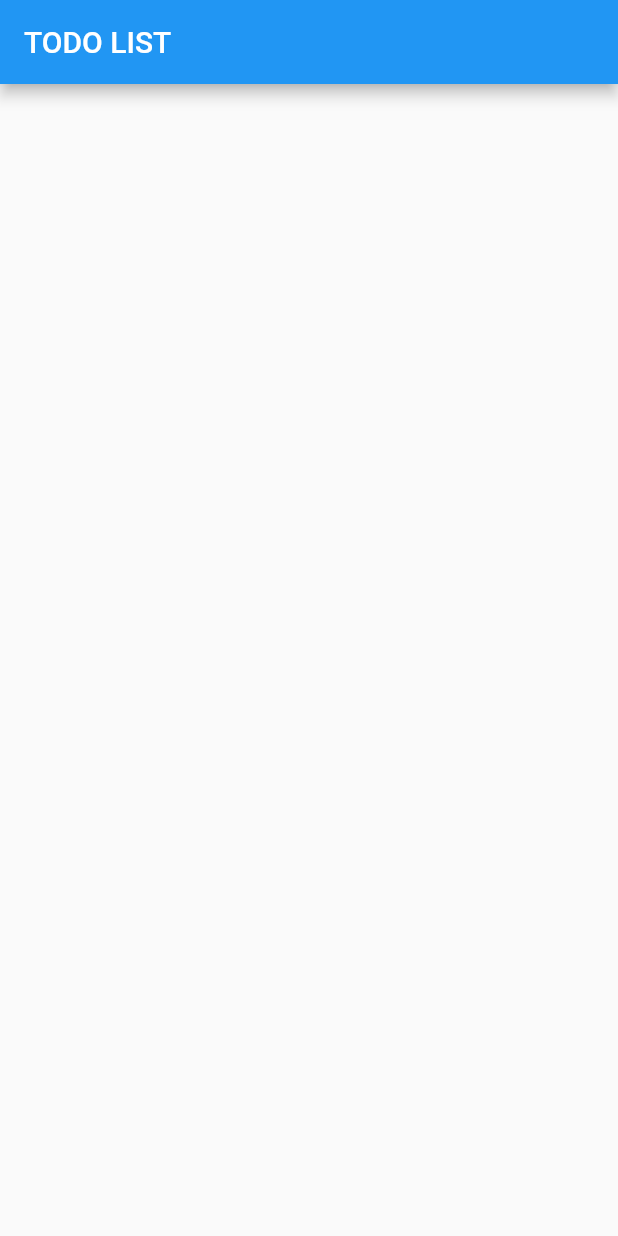
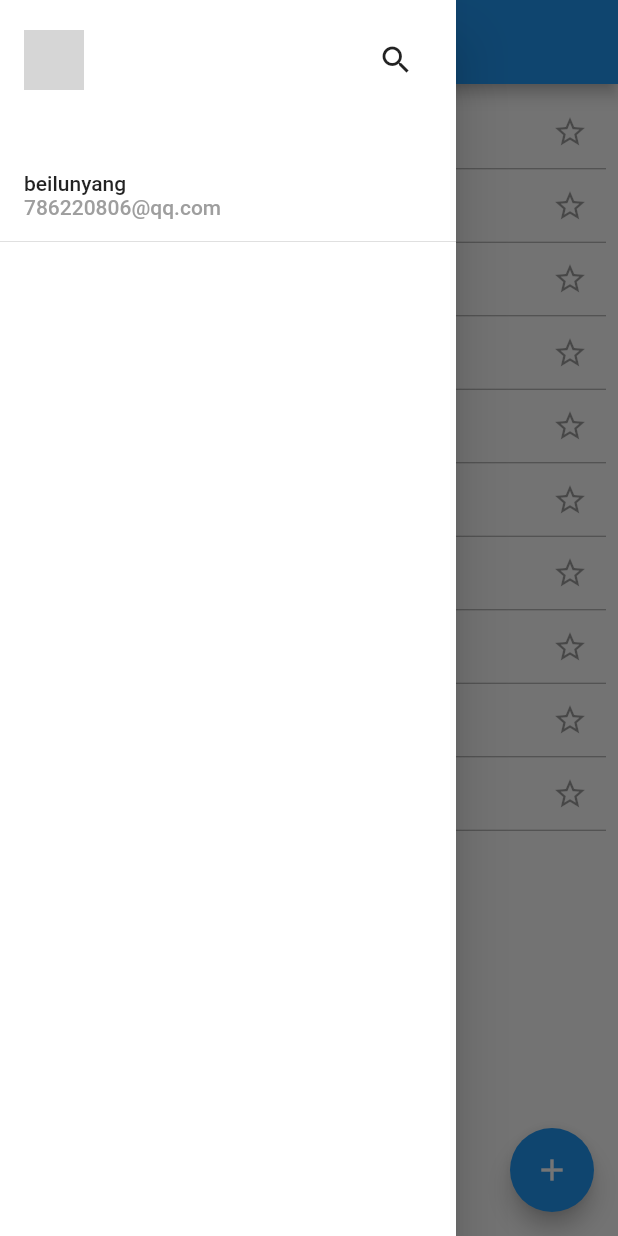
Before and after one commit to demo-box/todoList_redux_flutter, a Flutter app: the screen it shows after launch, with the side drawer open (before the commit the screen has no drawer), on a phone screen of 412 x 824 dp. Run offline on Flutter 3.47's test engine with Material 2 defaults, Android fonts, the phone set to English and light mode, and no system bars; our stand-ins replace flutter_redux, flutter_svg, redux; network calls fail; grey boxes are pictures that could not be loaded.

Commit message:
feat: home page

```diff
--- a/lib/main.dart
+++ b/lib/main.dart
@@ -5,11 +5,12 @@ import 'redux/reducers.dart';
 import 'model/appState.dart';
 import 'pages/home.dart';
 
-void main() {
+void main() async {
   final store = Store<AppState>(
     appReducer,
     initialState: AppState.initialState(),
   );
+
   return runApp(App(store));
 }
 
@@ -28,5 +29,4 @@ class App extends StatelessWidget {
       ),
     );
   }
-
 }
--- a/lib/pages/home.dart
+++ b/lib/pages/home.dart
@@ -1,13 +1,51 @@
 import 'package:flutter/material.dart';
+import '../widgets/drawer.dart';
+import '../widgets/TodoList.dart';
+import '../widgets/InputBox.dart';
 
-class HomePage extends StatelessWidget {
+class HomePage extends StatefulWidget {
+
+  @override
+  HomePageState createState() {
+    return new HomePageState();
+  }
+}
+
+class HomePageState extends State<HomePage> {
+  bool addTodo = false;
+
   @override
   Widget build(BuildContext context) {
     return Scaffold(
+      drawer: MyDrawer(),
       appBar: AppBar(
-        title: Text("TODO LIST"),
+        title: Column(
+          children: <Widget>[
+            Text('我的一天', style: TextStyle(color: Colors.white, fontSize: 16.0)),
+            Text('1月30日星期三',
+                style: TextStyle(color: Colors.white, fontSize: 12.0)),
+          ],
+        ),
       ),
-      body: Container(),
+      floatingActionButton: addTodo ? null : FloatingActionButton(
+        onPressed: () {
+          setState(() {
+            addTodo = true;
+          });
+        },
+        child: Icon(Icons.add),
+      ),
+      body: addTodo ? Stack(
+        children: <Widget>[
+          TodoList(),
+          Positioned(
+            child: InputBox(),
+            bottom: 0,
+            left: 0,
+            right: 0,
+          ),
+        ],
+      ): TodoList(),
     );
   }
 }
--- /dev/null
+++ b/lib/widgets/TodoList.dart
@@ -0,0 +1,16 @@
+import 'package:flutter/material.dart';
+import 'TodoItem.dart';
+
+class TodoList extends StatelessWidget {
+  @override
+  Widget build(BuildContext context) {
+    return Padding(
+      padding: const EdgeInsets.all(8.0),
+      child: ListView.builder(
+          itemCount: 10,
+          itemBuilder: (BuildContext context, int index) {
+            return TodoItem('吃饭啊');
+          }),
+    );
+  }
+}
--- /dev/null
+++ b/lib/widgets/drawer.dart
@@ -0,0 +1,47 @@
+import 'package:flutter/material.dart';
+import '../pages/search.dart';
+
+class MyDrawer extends StatelessWidget {
+  @override
+  Widget build(BuildContext context) {
+    return Drawer(
+      child: Container(
+        decoration: BoxDecoration(
+          color: Colors.white,
+        ),
+        child: Column(
+          children: <Widget>[
+            DrawerHeader(
+              child: Column(
+                crossAxisAlignment: CrossAxisAlignment.start,
+                children: <Widget>[
+                  Row(
+                    mainAxisAlignment: MainAxisAlignment.spaceBetween,
+                    children: <Widget>[
+                      Container(
+                        width: 40.0,
+                        height: 40.0,
+                        decoration: BoxDecoration(
+                          shape: BoxShape.circle,
+                        ),
+                        child: Image.network(
+                            'https://avatar-static.segmentfault.com/194/095/1940951021-580ed1e6de49e_huge256'),
+                      ),
+                      IconButton(icon: Icon(Icons.search), onPressed: () {
+                        print("hello");
+                        SearchPage.showSearchPage(context);
+                      })
+                    ],
+                  ),
+                  SizedBox(height: 50.0),
+                  Text('beilunyang'),
+                  Text('786220806@qq.com', style: TextStyle(color: Colors.grey)),
+                ],
+              ),
+            ),
+          ],
+        ),
+      ),
+    );
+  }
+}
```
Also changed, not shown: lib/pages/search.dart (added, +52 -0 lines), lib/widgets/InputBox.dart (added, +26 -0 lines), lib/widgets/SearchNotFound.dart (added, +23 -0 lines), lib/widgets/TodoItem.dart (added, +29 -0 lines), pubspec.yaml (+6 -1 lines), assets/404.svg (added), 5 other files.
